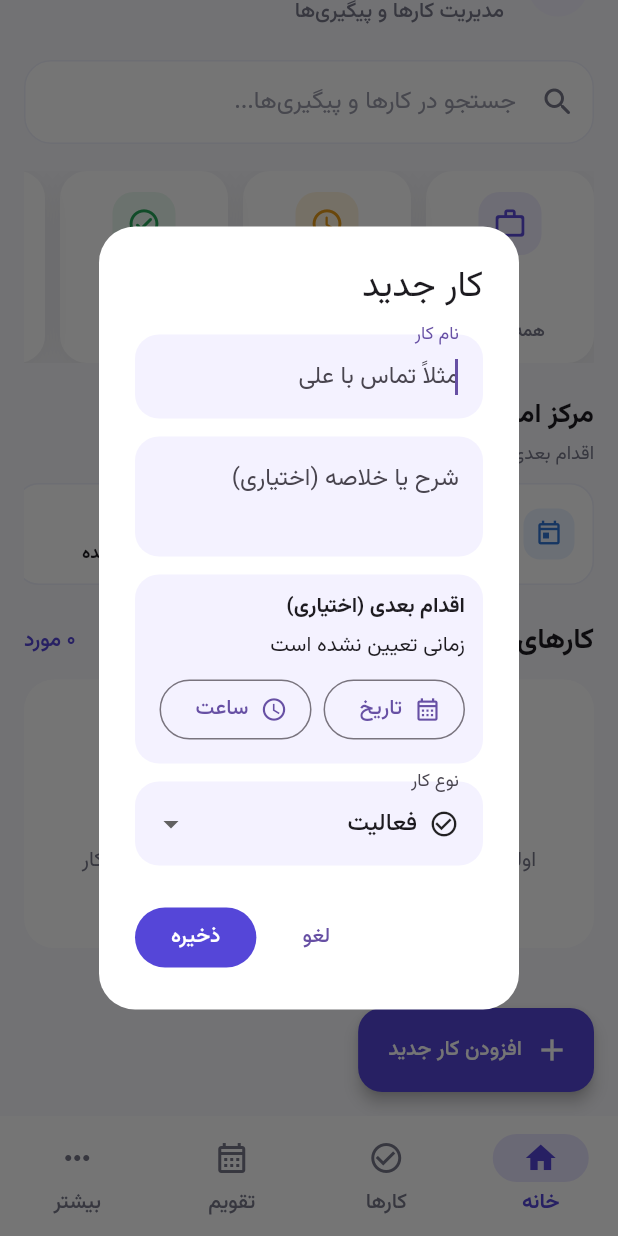
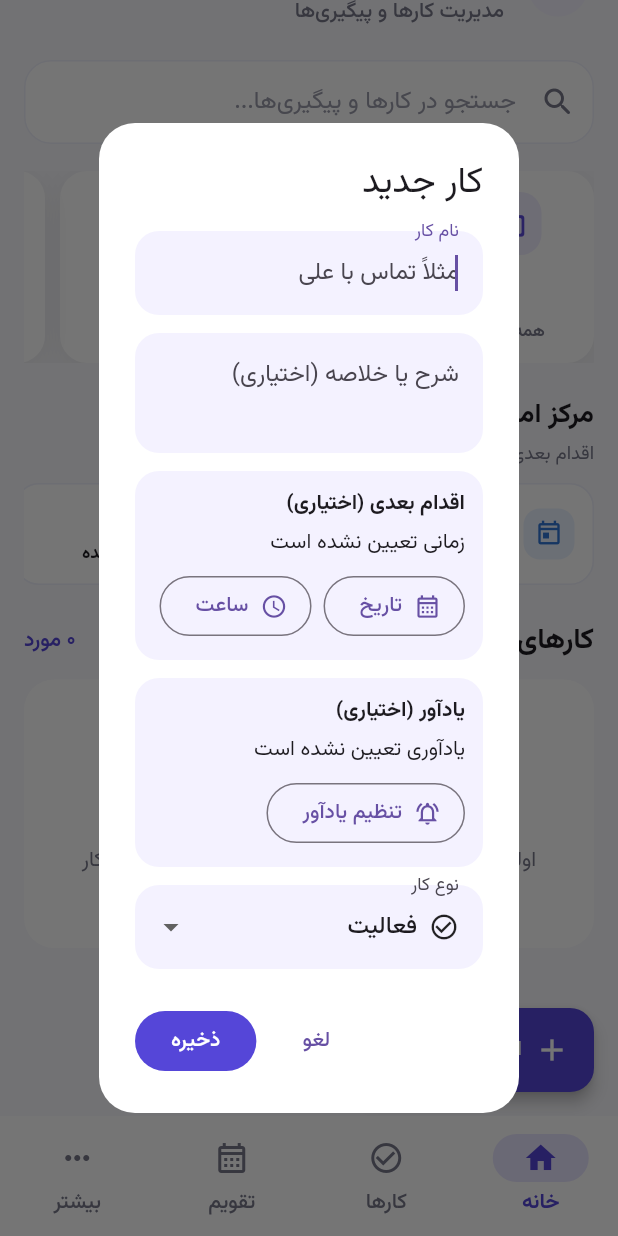
Before and after one commit to mobinpda-lab/YadNegar, a Flutter app: the screen it shows after launch, scrolled down 73 dp, after a tap on "افزودن کار جدید", on a phone screen of 412 x 824 dp. Run offline on Flutter 3.47's test engine with Material 3 defaults, Android fonts, the phone set to English and light mode, and no system bars; our stand-ins replace file_picker, flutter_local_notifications, flutter_timezone, printing, share_plus, timezone.

Commit message:
feat(reminder): add reminder to root task creation

```diff
--- a/lib/features/timeline/presentation/tracked_subject_home.dart
+++ b/lib/features/timeline/presentation/tracked_subject_home.dart
@@ -17,6 +17,7 @@ import 'package:yadnegar/features/timeline/presentation/project_management_sheet
 import 'package:yadnegar/features/timeline/presentation/project_scope.dart';
 import 'package:yadnegar/features/timeline/presentation/timeline_backup_scope.dart';
 import 'package:yadnegar/features/timeline/presentation/timeline_item_type_presentation.dart';
+import 'package:yadnegar/features/timeline/presentation/timeline_persian_pickers.dart';
 import 'package:yadnegar/features/timeline/presentation/tracked_subject_detail.dart';
 
 typedef TrackedSubjectHomeClock = DateTime Function();
@@ -219,6 +220,8 @@ class _TrackedSubjectHomeState extends State<TrackedSubjectHome> {
     var selectedType = TimelineItemType.activity;
     String? selectedProjectId;
     DateTime? selectedNextActionAt;
+    DateTime? selectedReminderAt;
+    var selectedReminderRecurrence = TimelineReminderRecurrence.none;
     final result = await showDialog<_TrackedSubjectDraft>(
       context: context,
       builder: (dialogContext) => StatefulBuilder(
@@ -347,6 +350,78 @@ class _TrackedSubjectHomeState extends State<TrackedSubjectHome> {
                     ],
                   ),
                 ),
+                const SizedBox(height: 12),
+                Container(
+                  key: const Key('tracked-subject-reminder-input'),
+                  width: double.infinity,
+                  padding: const EdgeInsets.all(12),
+                  decoration: BoxDecoration(
+                    color: _surfaceTint,
+                    borderRadius: BorderRadius.circular(16),
+                  ),
+                  child: Column(
+                    crossAxisAlignment: CrossAxisAlignment.start,
+                    children: [
+                      const Text('یادآور (اختیاری)', style: TextStyle(fontWeight: FontWeight.w700)),
+                      const SizedBox(height: 6),
+                      Text(
+                        selectedReminderAt == null
+                            ? 'یادآوری تعیین نشده است'
+                            : widget.dateTimeFormatter.formatDateTime(selectedReminderAt!),
+                        key: const Key('tracked-subject-reminder-input-value'),
+                      ),
+                      const SizedBox(height: 8),
+                      Wrap(
+                        spacing: 8,
+                        runSpacing: 8,
+                        children: [
+                          OutlinedButton.icon(
+                            key: const Key('tracked-subject-reminder-pick'),
+                            onPressed: () async {
+                              final selected = await pickPersianFutureReminderDateTime(
+                                dialogContext,
+                                selectedReminderAt ?? widget.clock().add(const Duration(hours: 1)),
+                              );
+                              if (selected == null) return;
+                              setDialogState(() => selectedReminderAt = selected);
+                            },
+                            icon: const Icon(Icons.notifications_active_outlined),
+                            label: Text(selectedReminderAt == null ? 'تنظیم یادآور' : 'تغییر زمان'),
+                          ),
+                          if (selectedReminderAt != null)
+                            TextButton.icon(
+                              key: const Key('tracked-subject-reminder-clear'),
+                              onPressed: () => setDialogState(() {
+                                selectedReminderAt = null;
+                                selectedReminderRecurrence = TimelineReminderRecurrence.none;
+                              }),
+                              icon: const Icon(Icons.notifications_off_outlined),
+                              label: const Text('پاک کردن'),
+                            ),
+                        ],
+                      ),
+                      if (selectedReminderAt != null) ...[
+                        const SizedBox(height: 10),
+                        DropdownButtonFormField<TimelineReminderRecurrence>(
+                          key: const Key('tracked-subject-reminder-recurrence'),
+                          initialValue: selectedReminderRecurrence,
+                          decoration: const InputDecoration(
+                            labelText: 'تکرار یادآور',
+                            border: OutlineInputBorder(),
+                          ),
+                          items: const [
+                            DropdownMenuItem(value: TimelineReminderRecurrence.none, child: Text('بدون تکرار')),
+                            DropdownMenuItem(value: TimelineReminderRecurrence.daily, child: Text('روزانه')),
+                            DropdownMenuItem(value: TimelineReminderRecurrence.weekly, child: Text('هفتگی')),
+                          ],
+                          onChanged: (value) {
+                            if (value != null) setDialogState(() => selectedReminderRecurrence = value);
+                          },
+                        ),
+                      ],
+                    ],
+                  ),
+                ),
                 if (_projects.isNotEmpty) ...[
                   const SizedBox(height: 12),
                   DropdownButtonFormField<String?>(
@@ -443,6 +518,8 @@ class _TrackedSubjectHomeState extends State<TrackedSubjectHome> {
                         : normalizedDescription,
                     projectId: selectedProjectId,
                     nextActionAt: selectedNextActionAt,
+                    reminderAt: selectedReminderAt,
+                    reminderRecurrence: selectedReminderRecurrence,
                     type: selectedType,
                   ),
                 );
@@ -459,13 +536,26 @@ class _TrackedSubjectHomeState extends State<TrackedSubjectHome> {
     }
 
     try {
-      await widget.quickCapture.capture(
+      final saved = await widget.quickCapture.capture(
         text: result.text,
         description: result.description,
         projectId: result.projectId,
         nextActionAt: result.nextActionAt,
+        reminderAt: result.reminderAt,
+        reminderRecurrence: result.reminderRecurrence,
         type: result.type,
       );
+      if (saved.reminderAt != null && widget.reminderScheduler != null) {
+        try {
+          await widget.reminderScheduler!.schedule(saved);
+        } catch (_) {
+          if (mounted) {
+            ScaffoldMessenger.of(context).showSnackBar(
+              const SnackBar(content: Text('کار ذخیره شد؛ همگام‌سازی یادآور انجام نشد.')),
+            );
+          }
+        }
+      }
       await _reload();
     } catch (_) {
       if (!mounted) {
@@ -1336,12 +1426,16 @@ class _TrackedSubjectDraft {
     this.description,
     this.projectId,
     this.nextActionAt,
+    this.reminderAt,
+    this.reminderRecurrence = TimelineReminderRecurrence.none,
   });
 
   final String text;
   final String? description;
   final String? projectId;
   final DateTime? nextActionAt;
+  final DateTime? reminderAt;
+  final TimelineReminderRecurrence reminderRecurrence;
   final TimelineItemType type;
 }
 
```
Also changed, not shown: 1 other file.
